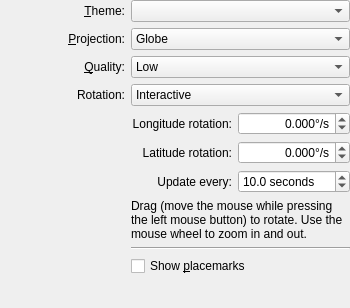
KDE/kdeplasma-addons, file wallpapers/marble/config.ui: the form before one commit.
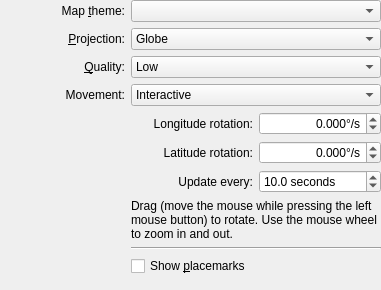
The form after the commit. Custom widgets are drawn as their Qt base class.

Commit message: Changed two strings in the config ui: 'Theme' to 'Map theme' and 'Rotation' to 'Movement' to make the options less confusing.

```diff
--- a/wallpapers/marble/config.ui
+++ b/wallpapers/marble/config.ui
@@ -6,8 +6,8 @@
    <rect>
     <x>0</x>
     <y>0</y>
-    <width>350</width>
-    <height>308</height>
+    <width>381</width>
+    <height>290</height>
    </rect>
   </property>
   <layout class="QGridLayout" name="gridLayout_2">
@@ -17,7 +17,7 @@
    <item row="0" column="0">
     <widget class="QLabel" name="label_2">
      <property name="text">
-      <string>&amp;Theme:</string>
+      <string>Map &amp;theme:</string>
      </property>
      <property name="alignment">
       <set>Qt::AlignRight|Qt::AlignTrailing|Qt::AlignVCenter</set>
@@ -121,7 +121,7 @@
    <item row="5" column="0">
     <widget class="QLabel" name="label_7">
      <property name="text">
-      <string>Rotation:</string>
+      <string>Movement:</string>
      </property>
      <property name="alignment">
       <set>Qt::AlignRight|Qt::AlignTrailing|Qt::AlignVCenter</set>
```
The commit also changes 1 other file.
